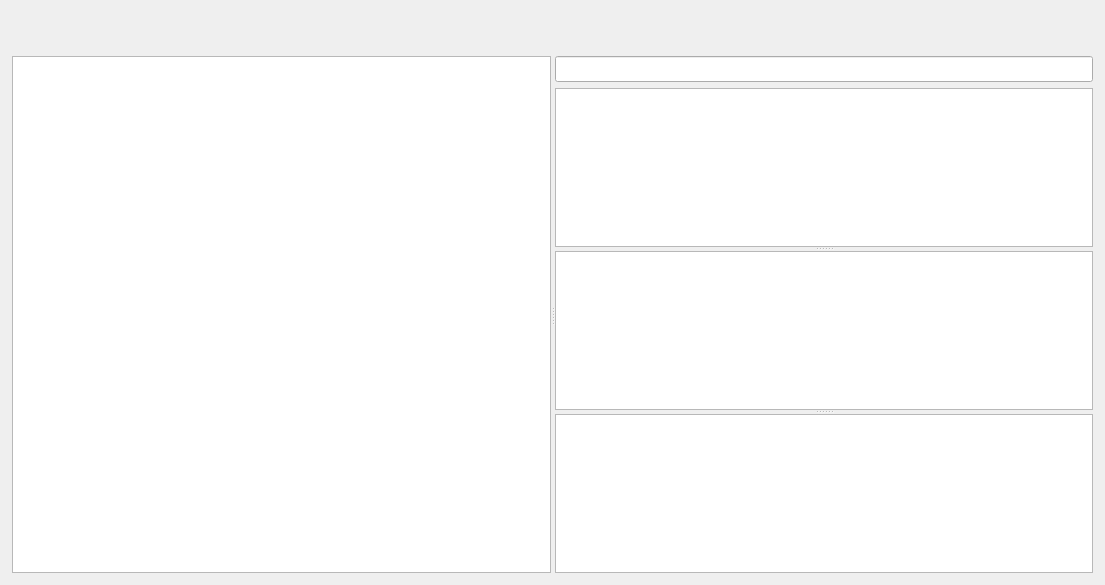
Before: the Qt Designer form src/MainWindow.ui in BeyondXinXin/RepoReporter, drawn with Qt 5.
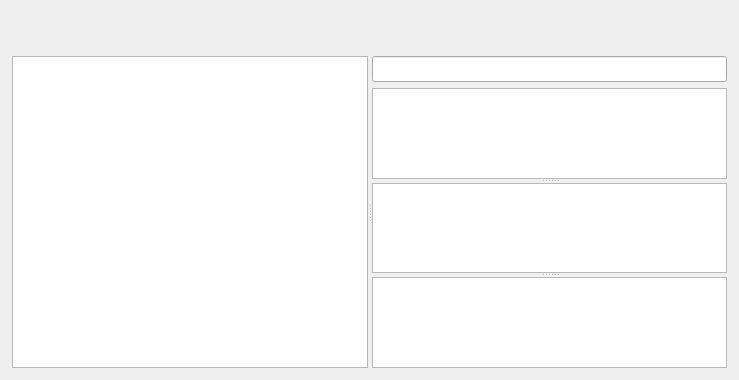
After: the same form once the commit is applied. Custom widgets are drawn as their Qt base class.

```diff
--- a/src/MainWindow.ui
+++ b/src/MainWindow.ui
@@ -6,8 +6,8 @@
    <rect>
     <x>0</x>
     <y>0</y>
-    <width>1105</width>
-    <height>585</height>
+    <width>739</width>
+    <height>380</height>
    </rect>
   </property>
   <property name="windowTitle">
```
Left out of the diff: 4 changed lines with no effect on the pictures.
